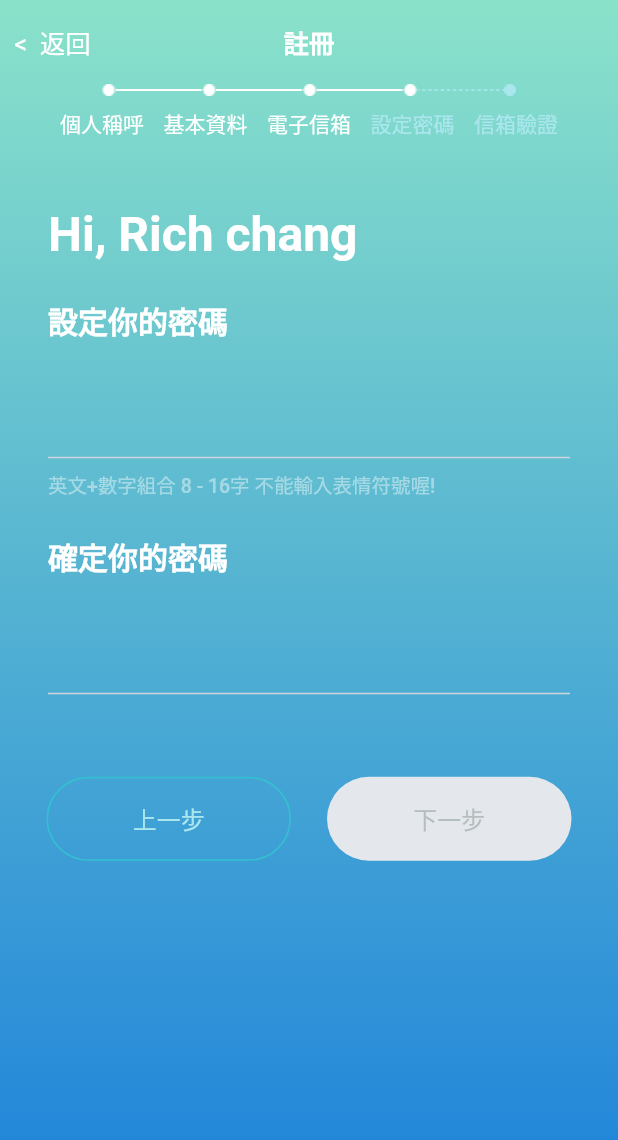
After one commit to rich-chang/f_app, a Flutter app: the screen it shows after launch, scrolled down 96 dp, after a tap on "Signup flow - Password", on a phone screen of 412 x 824 dp. The commit adds this screen. Shown: the top 1140 px of the screen. Run offline on Flutter 3.47's test engine with Material 2 defaults, Android fonts, the phone set to English and light mode, and no system bars; our stand-ins replace flutter_svg, introduction_screen; Roboto replaces fonts that are missing (Noto Sans TC, SF Pro Text).

Commit message:
Implement Signup Flow Password page

```diff
--- a/lib/main.dart
+++ b/lib/main.dart
@@ -1,5 +1,4 @@
 import 'package:flutter/material.dart';
-
 import 'package:florish_app/screen/splash.dart';
 import 'package:florish_app/screen/onboarding/onboarding_page.dart';
 import 'package:florish_app/screen/login/login_page.dart';
@@ -8,6 +7,7 @@ import 'package:florish_app/screen/signup/signup_page.dart';
 import 'package:florish_app/screen/signup/signup_flow_name.dart';
 import 'package:florish_app/screen/signup/signup_flow_info.dart';
 import 'package:florish_app/screen/signup/signup_flow_email.dart';
+import 'package:florish_app/screen/signup/signup_flow_password.dart';
 
 void main() {
   runApp(const MyApp());
@@ -344,6 +344,43 @@ class _TempHomeState extends State<TempHome> {
               const SizedBox(
                 height: 32,
               ),
+              Center(
+                child: SizedBox(
+                  width: 300,
+                  height: 56,
+                  child: ElevatedButton(
+                    //If onPressed and onLongPress callbacks are null, then the button will be disabled.
+                    onPressed: () {
+                      debugPrint('Signup flow - Password');
+                      Navigator.push(
+                          context,
+                          MaterialPageRoute(
+                              builder: (context) => const SignupFlowPassword(
+                                    userName: 'Rich chang',
+                                  )));
+                    },
+                    style: ElevatedButton.styleFrom(
+                      elevation: 0.0,
+                      primary: const Color(0xFF33C2CF),
+                      shape: RoundedRectangleBorder(
+                        borderRadius: BorderRadius.circular(68.0),
+                      ),
+                    ),
+                    child: const Text(
+                      'Signup flow - Password',
+                      style: TextStyle(
+                        color: Colors.white,
+                        fontFamily: 'Noto Sans TC',
+                        fontSize: 16,
+                        fontWeight: FontWeight.w400,
+                      ),
+                    ),
+                  ),
+                ),
+              ),
+              const SizedBox(
+                height: 32,
+              ),
             ],
           ),
         ),
--- /dev/null
+++ b/lib/screen/signup/signup_flow_password.dart
@@ -0,0 +1,374 @@
+import 'package:flutter/material.dart';
+import 'package:flutter_svg/flutter_svg.dart';
+
+class SignupFlowPassword extends StatefulWidget {
+  const SignupFlowPassword({Key? key, required this.userName})
+      : super(key: key);
+
+  final String userName;
+
+  @override
+  State<SignupFlowPassword> createState() => _SignupFlowPasswordState();
+}
+
+class _SignupFlowPasswordState extends State<SignupFlowPassword> {
+  late String userPassword;
+  late bool _passwordVisible;
+
+  @override
+  void initState() {
+    _passwordVisible = false;
+    userPassword = '';
+    super.initState();
+  }
+
+  @override
+  Widget build(BuildContext context) {
+    return Container(
+      decoration: const BoxDecoration(
+        gradient: LinearGradient(
+          begin: Alignment.topCenter,
+          end: Alignment.bottomCenter,
+          colors: [
+            Color(0xFF8AE2CA),
+            Color(0xFF1B80DB),
+          ],
+        ),
+      ),
+      child: Scaffold(
+        backgroundColor: Colors.transparent,
+        appBar: AppBar(
+          backgroundColor: const Color(0x00000000),
+          elevation: 0.0,
+          leadingWidth: 70,
+          leading: const Center(
+            child: Text(
+              '<  返回',
+              style: TextStyle(
+                color: Colors.white,
+                fontFamily: 'SF Pro Text',
+                fontSize: 17,
+                fontWeight: FontWeight.w400,
+              ),
+            ),
+          ),
+          title: const Text(
+            '註冊',
+            style: TextStyle(
+              color: Colors.white,
+              fontFamily: 'SF Pro Text',
+              fontSize: 17,
+              fontWeight: FontWeight.w600,
+            ),
+          ),
+          centerTitle: true,
+        ),
+        body: SingleChildScrollView(
+          child: Column(
+            children: [
+              Row(
+                mainAxisAlignment: MainAxisAlignment.center,
+                crossAxisAlignment: CrossAxisAlignment.center,
+                children: [
+                  Image.asset('images/signup_flow_dot_on.png'),
+                  Image.asset('images/signup_flow_line_on.png'),
+                  Image.asset('images/signup_flow_dot_on.png'),
+                  Image.asset('images/signup_flow_line_on.png'),
+                  Image.asset('images/signup_flow_dot_on.png'),
+                  Image.asset('images/signup_flow_line_on.png'),
+                  Image.asset('images/signup_flow_dot_on.png'),
+                  Image.asset('images/signup_flow_line_off.png'),
+                  Image.asset('images/signup_flow_dot_off.png'),
+                ],
+              ),
+              const SizedBox(
+                height: 8,
+              ),
+              Container(
+                margin: EdgeInsets.symmetric(
+                    horizontal:
+                        MediaQuery.of(context).size.width > 400 ? 40 : 16),
+                child: Row(
+                  mainAxisAlignment: MainAxisAlignment.spaceBetween,
+                  children: const [
+                    Text(
+                      '個人稱呼',
+                      style: TextStyle(
+                        color: Colors.white,
+                        fontFamily: 'Noto Sans TC',
+                        fontSize: 14,
+                        fontWeight: FontWeight.w400,
+                      ),
+                    ),
+                    Text(
+                      '基本資料',
+                      style: TextStyle(
+                        color: Colors.white,
+                        fontFamily: 'Noto Sans TC',
+                        fontSize: 14,
+                        fontWeight: FontWeight.w400,
+                      ),
+                    ),
+                    Text(
+                      '電子信箱',
+                      style: TextStyle(
+                        color: Colors.white,
+                        fontFamily: 'Noto Sans TC',
+                        fontSize: 14,
+                        fontWeight: FontWeight.w400,
+                      ),
+                    ),
+                    Text(
+                      '設定密碼',
+                      style: TextStyle(
+                        color: Color(0xFFAAE6EE),
+                        fontFamily: 'Noto Sans TC',
+                        fontSize: 14,
+                        fontWeight: FontWeight.w400,
+                      ),
+                    ),
+                    Text(
+                      '信箱驗證',
+                      style: TextStyle(
+                        color: Color(0xFFAAE6EE),
+                        fontFamily: 'Noto Sans TC',
+                        fontSize: 14,
+                        fontWeight: FontWeight.w400,
+                      ),
+                    ),
+                  ],
+                ),
+              ),
+              const SizedBox(
+                height: 44,
+              ),
+              // Each step container
+              Align(
+                alignment: Alignment.centerLeft,
+                child: Container(
+                  margin: const EdgeInsets.symmetric(horizontal: 32),
+                  child: Column(
+                    crossAxisAlignment: CrossAxisAlignment.start,
+                    children: [
+                      Text(
+                        'Hi, ${widget.userName}',
+                        style: const TextStyle(
+                          color: Colors.white,
+                          fontFamily: 'Noto Sans TC',
+                          fontSize: 32,
+                          fontWeight: FontWeight.w700,
+                        ),
+                      ),
+                      const SizedBox(
+                        height: 24,
+                      ),
+                      const Text(
+                        '設定你的密碼',
+                        style: TextStyle(
+                          color: Colors.white,
+                          fontFamily: 'Noto Sans TC',
+                          fontSize: 20,
+                          fontWeight: FontWeight.w700,
+                        ),
+                      ),
+                      TextFormField(
+                        obscureText: !_passwordVisible,
+                        keyboardType: TextInputType.visiblePassword,
+                        style: const TextStyle(
+                          color: Colors.white,
+                          fontFamily: 'Noto Sans TC',
+                          fontSize: 20,
+                          fontWeight: FontWeight.w400,
+                        ),
+                        onChanged: (val) {
+                          setState(() {
+                            userPassword = val.trim();
+                            debugPrint('userPassword= $userPassword');
+                          });
+                        },
+                        decoration: InputDecoration(
+                          focusedBorder: const UnderlineInputBorder(
+                            borderSide: BorderSide(color: Color(0xFFAAE6EE)),
+                          ),
+                          enabledBorder: const UnderlineInputBorder(
+                            borderSide: BorderSide(color: Color(0xFFD0D5DD)),
+                          ),
+                          suffix: IconButton(
+                            onPressed: () {
+                              setState(() {
+                                _passwordVisible = !_passwordVisible;
+                                debugPrint(
+                                    '_passwordVisible= $_passwordVisible');
+                              });
+                            },
+                            icon: _passwordVisible
+                                ? SvgPicture.asset(
+                                    'images/password_visible_tint.svg',
+                                    width: 20,
+                                    color: const Color(0xFFAAE6EE),
+                                  )
+                                : SvgPicture.asset(
+                                    'images/password_invisible_tint.svg',
+                                    width: 20,
+                                    color: const Color(0xFFAAE6EE),
+                                  ),
+                          ),
+                        ),
+                      ),
+                      const SizedBox(
+                        height: 8,
+                      ),
+                      const Text(
+                        '英文+數字組合 8 - 16字 不能輸入表情符號喔!',
+                        style: TextStyle(
+                          color: Color.fromRGBO(255, 255, 255, 0.44),
+                          fontFamily: 'Noto Sans TC',
+                          fontSize: 13,
+                          fontWeight: FontWeight.w500,
+                        ),
+                      ),
+                      const SizedBox(
+                        height: 24,
+                      ),
+                      const Text(
+                        '確定你的密碼',
+                        style: TextStyle(
+                          color: Colors.white,
+                          fontFamily: 'Noto Sans TC',
+                          fontSize: 20,
+                          fontWeight: FontWeight.w700,
+                        ),
+                      ),
+                      TextFormField(
+                        obscureText: !_passwordVisible,
+                        keyboardType: TextInputType.visiblePassword,
+                        style: const TextStyle(
+                          color: Colors.white,
+                          fontFamily: 'Noto Sans TC',
+                          fontSize: 20,
+                          fontWeight: FontWeight.w400,
+                        ),
+                        onChanged: (val) {
+                          setState(() {
+                            userPassword = val.trim();
+                            debugPrint('userPassword= $userPassword');
+                          });
+                        },
+                        decoration: InputDecoration(
+                          focusedBorder: const UnderlineInputBorder(
+                            borderSide: BorderSide(color: Color(0xFFAAE6EE)),
+                          ),
+                          enabledBorder: const UnderlineInputBorder(
+                            borderSide: BorderSide(color: Color(0xFFD0D5DD)),
+                          ),
+                          suffix: IconButton(
+                            onPressed: () {
+                              setState(() {
+                                _passwordVisible = !_passwordVisible;
+                                debugPrint(
+                                    '_passwordVisible= $_passwordVisible');
+                              });
+                            },
+                            icon: _passwordVisible
+                                ? SvgPicture.asset(
+                                    'images/password_visible_tint.svg',
+                                    width: 20,
+                                    color: const Color(0xFFAAE6EE),
+                                  )
+                                : SvgPicture.asset(
+                                    'images/password_invisible_tint.svg',
+                                    width: 20,
+                                    color: const Color(0xFFAAE6EE),
+                                  ),
+                          ),
+                        ),
+                      ),
+                    ],
+                  ),
+                ),
+              ),
+              const SizedBox(
+                height: 55,
+              ),
+              Row(
+                mainAxisAlignment: MainAxisAlignment.center,
+                crossAxisAlignment: CrossAxisAlignment.end,
+                children: [
+                  SizedBox(
+                    width: MediaQuery.of(context).size.width > 400 ? 163 : 150,
+                    height: 56,
+                    child: ElevatedButton(
+                      onPressed: () {
+                        debugPrint(': $userPassword');
+                        Navigator.pop(context);
+                      },
+                      style: ElevatedButton.styleFrom(
+                          elevation: 0.0,
+                          primary:
+                              Colors.black.withOpacity(0), // background color
+                          shape: RoundedRectangleBorder(
+                            borderRadius: BorderRadius.circular(68.0),
+                          ),
+                          side: const BorderSide(
+                              width: 1.0, color: Color(0xFF33C2CF))),
+                      child: const Text(
+                        '上一步',
+                        style: TextStyle(
+                          color: Color(0xFFAAE6EE),
+                          fontFamily: 'Noto Sans TC',
+                          fontSize: 16.0,
+                          fontWeight: FontWeight.w400,
+                        ),
+                      ),
+                    ),
+                  ),
+                  const SizedBox(
+                    width: 24,
+                  ),
+                  SizedBox(
+                    width: MediaQuery.of(context).size.width > 400 ? 163 : 150,
+                    height: 56,
+                    child: ElevatedButton(
+                      //If onPressed and onLongPress callbacks are null, then the button will be disabled.
+                      onPressed: () {
+                        debugPrint('下一步: $userPassword');
+                        /*
+                        Navigator.push(
+                            context,
+                            MaterialPageRoute(
+                                builder: (context) => SignupFlowInfo(
+                                      userName: name,
+                                    )));
+                                    */
+                      },
+                      style: ElevatedButton.styleFrom(
+                        elevation: 0.0,
+                        primary: userPassword.isNotEmpty
+                            ? const Color(0xFF33C2CF)
+                            : const Color(0xFFE4E7EC),
+                        shape: RoundedRectangleBorder(
+                          borderRadius: BorderRadius.circular(68.0),
+                        ),
+                      ),
+                      child: Text(
+                        '下一步',
+                        style: TextStyle(
+                          color: userPassword.isNotEmpty
+                              ? Colors.white
+                              : const Color(0xFFB5BEBE),
+                          fontFamily: 'Noto Sans TC',
+                          fontSize: 16,
+                          fontWeight: FontWeight.w400,
+                        ),
+                      ),
+                    ),
+                  ),
+                ],
+              ),
+            ],
+          ),
+        ),
+      ),
+    );
+  }
+}
```
Also changed, not shown: images/password_invisible_tint.svg (added), images/password_visible_tint.svg (added).
